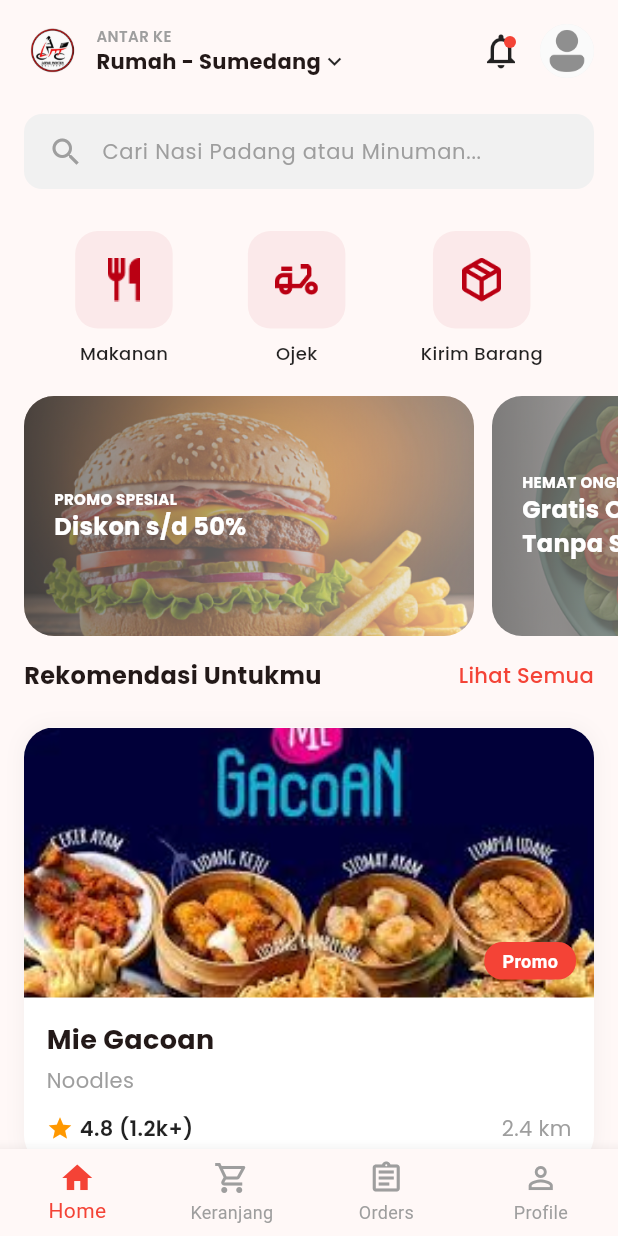
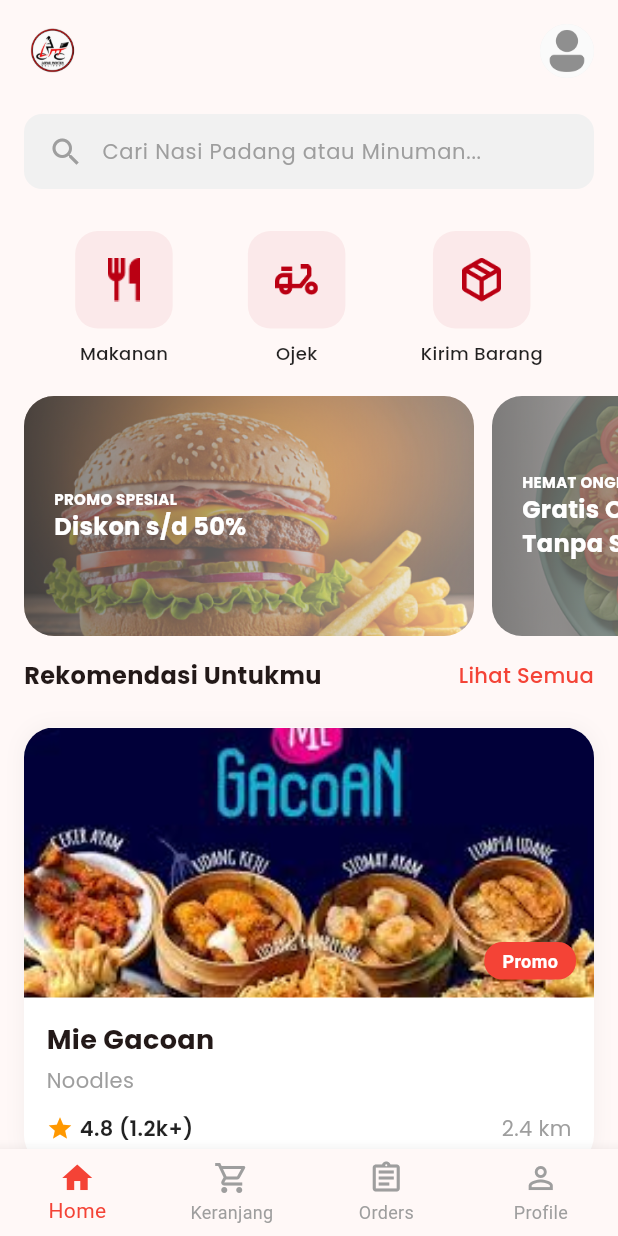
Before and after one commit to LuthfiIrhamZulafa/lapar_manten_delivery, a Flutter app: the screen it shows once a user with an empty profile is signed in, on a phone screen of 412 x 824 dp. Run offline on Flutter 3.47's test engine with Material 3 defaults, Android fonts, the light colour scheme and no system bars; our stand-ins replace device_info_plus, firebase_core, flutter_map, geolocator, google_fonts, image_picker and 3 more; missing offline and left inert: root_checker_plus; accounts and stored records are empty.

Commit message:
Update HomePage UI and Orders page

```diff
--- a/lib/screens/home_page.dart
+++ b/lib/screens/home_page.dart
@@ -147,61 +147,16 @@
               // Logo Aplikasi kecil di kiri
               Image.asset('assets/images/logo_lapar_manten.png', height: 35),
               const SizedBox(width: 10),
-              Column(
-                crossAxisAlignment: CrossAxisAlignment.start,
-                children: [
-                  Text(
-                    "ANTAR KE",
-                    style: GoogleFonts.poppins(
-                      fontSize: 10,
-                      color: Colors.grey,
-                      fontWeight: FontWeight.w600,
-                    ),
-                  ),
-                  Row(
-                    children: [
-                      Text(
-                        "Rumah - Sumedang", // Bisa diganti dinamis nanti
-                        style: GoogleFonts.poppins(
-                          fontSize: 14,
-                          fontWeight: FontWeight.bold,
-                        ),
-                      ),
-                      const Icon(Icons.keyboard_arrow_down, size: 18),
-                    ],
-                  ),
-                ],
-              ),
+              const SizedBox(),
             ],
           ),
           Row(
   children: [
-              // Icon Notifikasi dengan titik merah
-              Stack(
-                children: [
-                  const Icon(Icons.notifications_none_outlined, size: 28),
-                  Positioned(
-                    right: 4,
-                    top: 4,
-                    child: Container(
-                      padding: const EdgeInsets.all(4),
-                      decoration: const BoxDecoration(
-                        color: Colors.red,
-                        shape: BoxShape.circle,
-                      ),
-                    ),
-                  ),
-                ],
-              ),
-              const SizedBox(width: 12),
-              // Foto Profil Google User
     CircleAvatar(
       radius: 18,
-                // Menggunakan foto lokal dari folder assets
       backgroundImage: const AssetImage(
         "assets/images/logo_profil.png",
       ),
-                // Jika gambar gagal dimuat, akan menampilkan background warna
       backgroundColor: Colors.grey[200],
     ),
   ],
```
Lines whose indentation alone changed are shown as unchanged.
